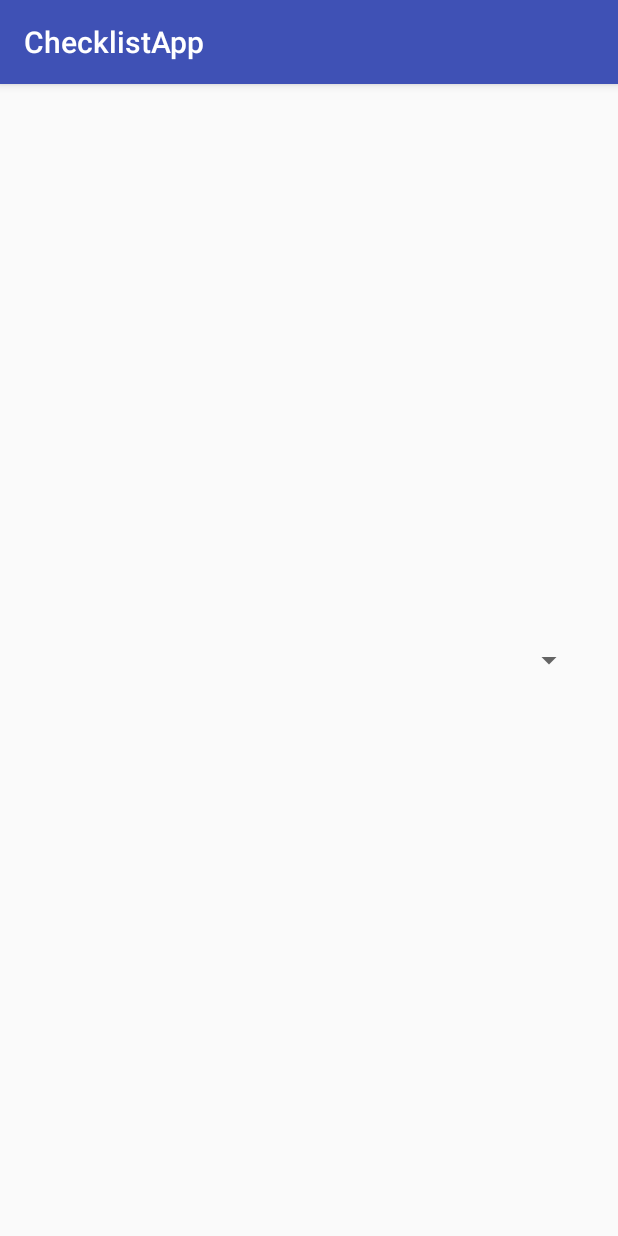
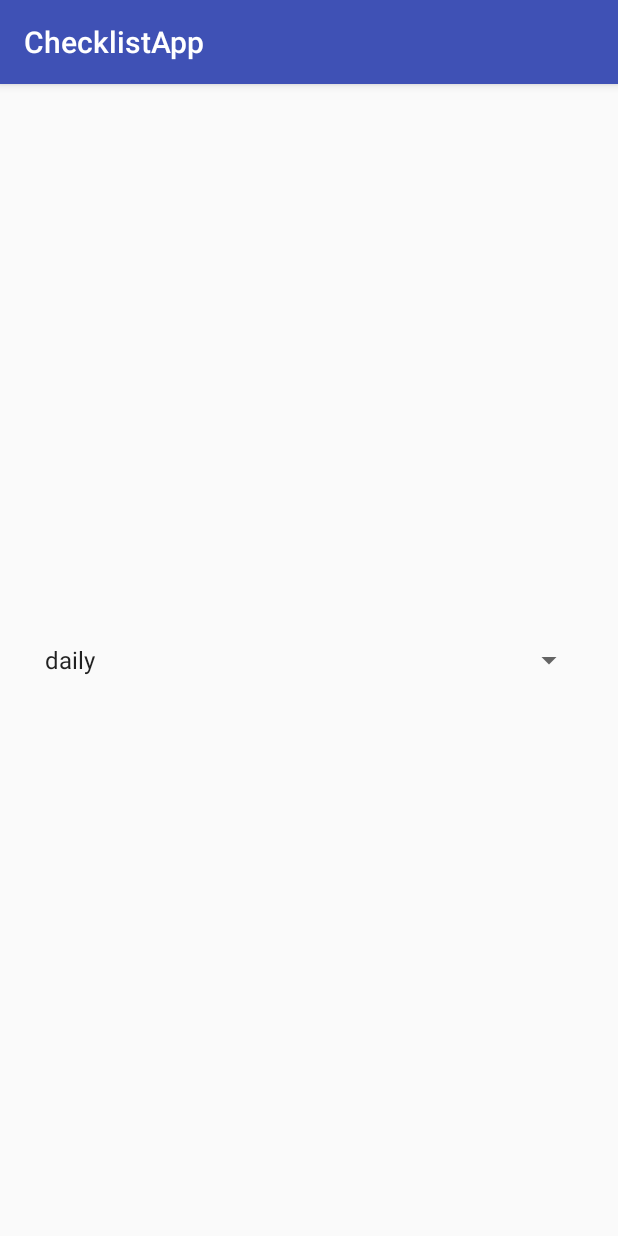
Before and after one commit to JnusK/Checklist, an Android app: the screen it shows after launch (UserHomepage), on a phone screen of 412 x 824 dp. Run offline under Robolectric (Android 15) with nearby library versions, the phone set to English and light mode, and no system bars.

Commit message:
user homepage

```diff
--- a/app/src/main/AndroidManifest.xml
+++ b/app/src/main/AndroidManifest.xml
@@ -17,7 +17,7 @@
             android:name=".LoginActivity"
             android:label="@string/app_name">
         </activity>
-        <activity android:name=".UserHomepage">
+        <activity android:name=".boundary.UserHomepage">
             <intent-filter>
                 <action android:name="android.intent.action.MAIN" />
 
--- a/app/src/main/java/highlighter/checklistapp/UserHomepage.java
+++ /dev/null
@@ -1,13 +0,0 @@
-package highlighter.checklistapp;
-
-import android.support.v7.app.AppCompatActivity;
-import android.os.Bundle;
-
-public class UserHomepage extends AppCompatActivity {
-
-    @Override
-    protected void onCreate(Bundle savedInstanceState) {
-        super.onCreate(savedInstanceState);
-        setContentView(R.layout.activity_user_homepage);
-    }
-}
--- /dev/null
+++ b/app/src/main/java/highlighter/checklistapp/boundary/UserHomepage.java
@@ -0,0 +1,34 @@
+package highlighter.checklistapp.boundary;
+
+import android.support.v7.app.AppCompatActivity;
+import android.os.Bundle;
+import android.widget.AdapterView;
+import android.widget.ArrayAdapter;
+import android.widget.Spinner;
+
+import java.util.ArrayList;
+import java.util.Arrays;
+import java.util.List;
+
+import highlighter.checklistapp.R;
+
+public class UserHomepage extends AppCompatActivity {
+    public static final List<String> frequency_list = Arrays.asList("daily", "weekly", "biweekly", "monthly", "yearly");
+
+    @Override
+    protected void onCreate(Bundle savedInstanceState) {
+        super.onCreate(savedInstanceState);
+        setContentView(R.layout.activity_user_homepage);
+
+        addItemsToSpinner();
+    }
+
+    public void addItemsToSpinner() {
+        Spinner frequency_spinner;
+        frequency_spinner = (Spinner) findViewById(R.id.user_homepage_spinner);
+        ArrayAdapter<String> dataAdapter = new ArrayAdapter<String>(this,
+                android.R.layout.simple_spinner_item, frequency_list);
+        dataAdapter.setDropDownViewResource(android.R.layout.simple_spinner_dropdown_item);
+        frequency_spinner.setAdapter(dataAdapter);
+    }
+}
--- a/app/src/main/res/layout/activity_user_homepage.xml
+++ b/app/src/main/res/layout/activity_user_homepage.xml
@@ -4,10 +4,10 @@
     xmlns:tools="http://schemas.android.com/tools"
     android:layout_width="match_parent"
     android:layout_height="match_parent"
-    tools:context="highlighter.checklistapp.UserHomepage">
+    tools:context="highlighter.checklistapp.boundary.UserHomepage">
 
     <Spinner
-        android:id="@+id/spinner"
+        android:id="@+id/user_homepage_spinner"
         android:layout_width="368dp"
         android:layout_height="wrap_content"
         android:text="static text"
@@ -15,4 +15,5 @@
         tools:layout_editor_absoluteY="130dp"
         android:layout_centerVertical="true"
         android:layout_centerHorizontal="true" />
+
 </RelativeLayout>
```
Also changed, not shown: 17 other files.
